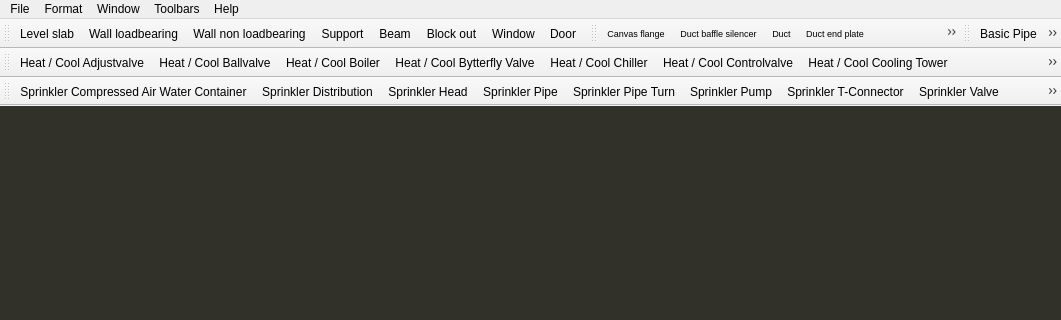
Above: mainwindow.ui from sme-gmbh/smepowercad before the change; both pictures show x 0 to 1061 and y 0 to 320 of the 1061 by 582 pixel window. Below: the same form after it.
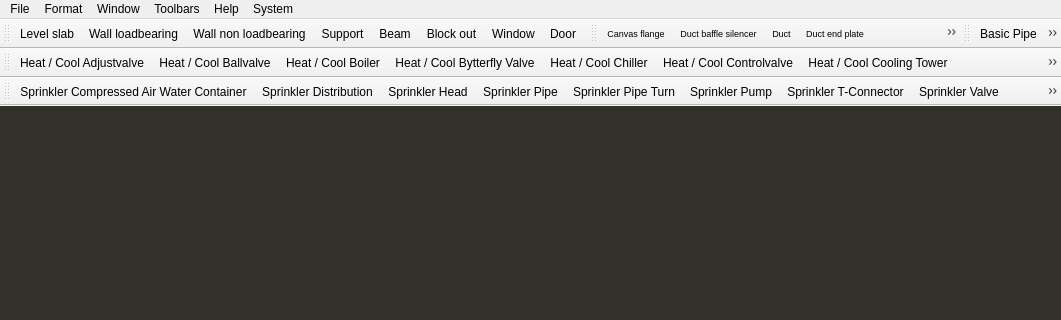
That is the form after the change. Icons and pictures are not drawn.

Diff of the .ui file:
```diff
--- a/mainwindow.ui
+++ b/mainwindow.ui
@@ -165,11 +165,18 @@
     <addaction name="actionAbout"/>
     <addaction name="actionAbout_OpenGL"/>
    </widget>
+   <widget class="QMenu" name="menuSystem">
+    <property name="title">
+     <string>System</string>
+    </property>
+    <addaction name="actionServer"/>
+   </widget>
    <addaction name="menuDatei"/>
    <addaction name="menuFormat"/>
    <addaction name="menuFenster"/>
    <addaction name="menuWerkzeugleisten"/>
    <addaction name="menuHelp"/>
+   <addaction name="menuSystem"/>
   </widget>
   <widget class="QDockWidget" name="dockWidgetPrompt">
    <property name="enabled">
```
Left out of the diff: 17 changed lines with no effect on the pictures.
